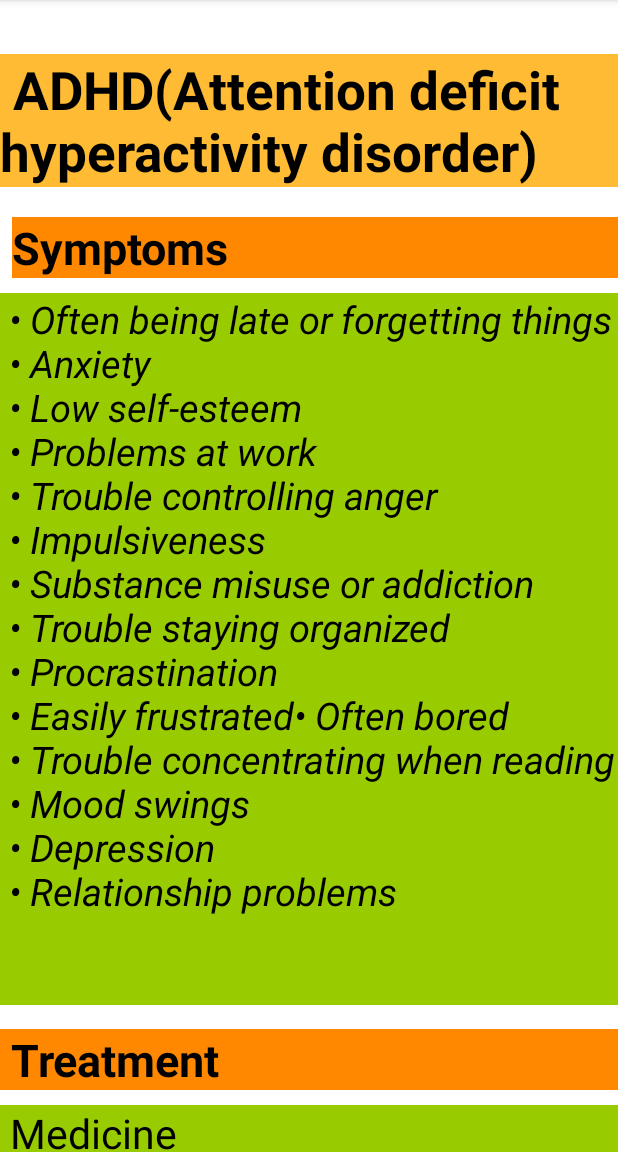
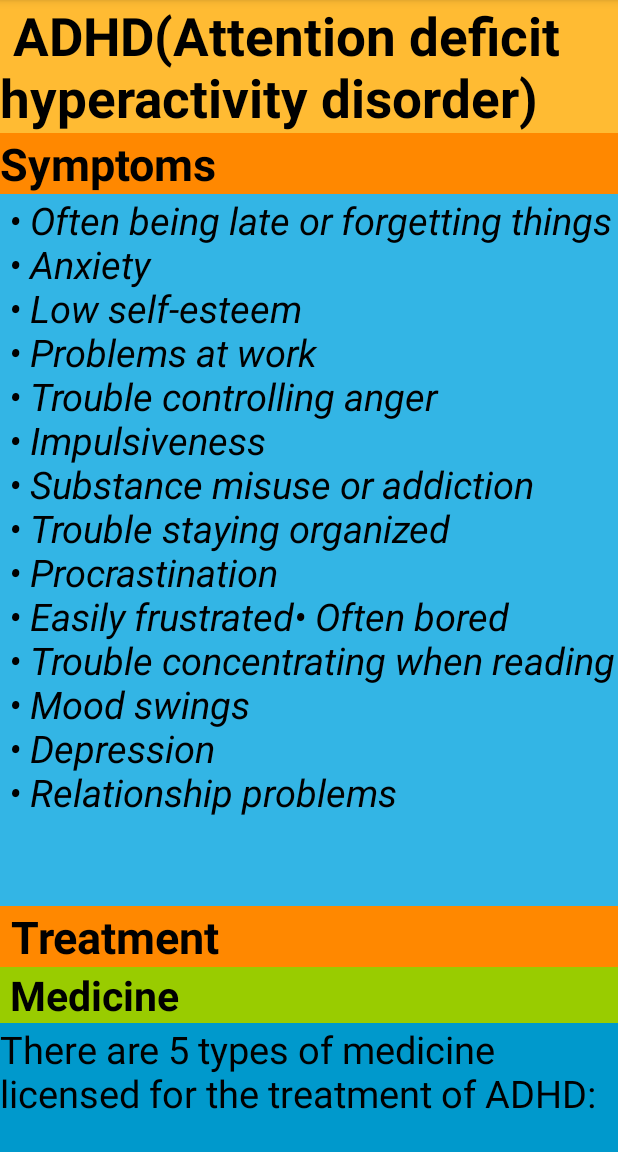
Before and after one commit to yadav499/RTFH, an Android app: the eighteenth_activity screen opened directly, with no data from a screen before it, on a phone screen of 412 x 824 dp, the part 84-1236 px from its top. Run offline under Robolectric (Android 15) with nearby library versions, the phone set to English and light mode, and no system bars.

Commit message:
Hemant kumar yadav

```diff
--- a/app/src/main/AndroidManifest.xml
+++ b/app/src/main/AndroidManifest.xml
@@ -25,9 +25,6 @@
             android:exported="true" />
         <activity
             android:name=".twenty_activity"
-            android:exported="true" />
-        <activity
-            android:name=".twenteeth_activity"
             android:exported="true" />
         <activity
             android:name=".ninteenth_activity"
--- a/app/src/main/res/layout/activity_eighteenth.xml
+++ b/app/src/main/res/layout/activity_eighteenth.xml
@@ -10,18 +10,21 @@
         android:id="@+id/nested_scrollview"
         android:layout_width="match_parent"
         android:layout_height="match_parent"
-        android:fillViewport="true">
+        android:background="@android:color/holo_blue_bright"
+        android:fillViewport="true"
+        tools:layout_editor_absoluteX="16dp"
+        tools:layout_editor_absoluteY="46dp">
 
         <androidx.constraintlayout.widget.ConstraintLayout
             android:layout_width="match_parent"
             android:layout_height="match_parent"
-            android:background="@android:color/white">
+            android:background="@android:color/holo_blue_bright">
 
             <TextView
                 android:id="@+id/tv"
                 android:layout_width="match_parent"
                 android:layout_height="wrap_content"
-                android:layout_marginTop="36dp"
+
                 android:background="@android:color/holo_orange_light"
                 android:text=" ADHD(Attention deficit hyperactivity disorder)"
                 android:textColor="@color/black"
@@ -34,8 +37,8 @@
                 android:id="@+id/tv1"
                 android:layout_width="match_parent"
                 android:layout_height="wrap_content"
-                android:layout_marginLeft="8dp"
-                android:layout_marginTop="20dp"
+
+
                 android:background="@android:color/holo_orange_dark"
                 android:text="Symptoms"
                 android:textColor="@color/black"
@@ -48,8 +51,8 @@
                 android:id="@+id/tv2"
                 android:layout_width="match_parent"
                 android:layout_height="wrap_content"
-                android:layout_marginTop="10dp"
-                android:background="@android:color/holo_green_light"
+
+                android:background="@android:color/holo_blue_light"
                 android:text=" • Often being late or forgetting things\n
 • Anxiety\n
 • Low self-esteem\n
@@ -74,7 +77,7 @@
                 android:id="@+id/tv3"
                 android:layout_width="match_parent"
                 android:layout_height="wrap_content"
-                android:layout_marginTop="16dp"
+
                 android:background="@android:color/holo_orange_dark"
                 android:text=" Treatment"
                 android:textColor="@color/black"
@@ -87,12 +90,12 @@
                 android:id="@+id/tv4"
                 android:layout_width="match_parent"
                 android:layout_height="wrap_content"
-                android:layout_marginTop="10dp"
+
                 android:background="@android:color/holo_green_light"
                 android:text=" Medicine"
                 android:textColor="@color/black"
                 android:textSize="27sp"
-                android:textStyle="normal"
+                android:textStyle="bold"
                 app:layout_constraintLeft_toLeftOf="parent"
                 app:layout_constraintTop_toBottomOf="@id/tv3" />
 
@@ -100,7 +103,7 @@
                 android:id="@+id/tv5"
                 android:layout_width="wrap_content"
                 android:layout_height="wrap_content"
-                android:background="@android:color/holo_blue_bright"
+                android:background="@android:color/holo_blue_dark"
                 android:text="There are 5 types of medicine licensed for the treatment of ADHD:\n\n
 • methylphenidate\n
 • lisdexamfetamine\n
@@ -122,13 +125,15 @@ It's important to let the GP know about any side effects and talk to them if you
 to stop or change treatment.\n\n"
                 android:textColor="@color/black"
                 android:textSize="25sp"
-                android:textStyle="italic"
+                android:textStyle="normal"
                 app:layout_constraintLeft_toLeftOf="parent"
                 app:layout_constraintTop_toBottomOf="@id/tv4" />
+
             <TextView
                 android:id="@+id/tv6"
                 android:layout_width="match_parent"
                 android:layout_height="wrap_content"
+                android:background="@color/teal_200"
                 android:text="Your specialist will discuss how long you should take your treatment but, in many cases,
 treatment is continued for as long as it is helping.\n\n
 Methylphenidate\n\n
@@ -140,19 +145,18 @@ ADHD.\n\n
 The medicine can be taken as either immediate-release tablets (small doses taken 2 to 3 times
 a day) or as modified-release tablets (taken once a day in the morning, with the dose released
 throughout the day).\n\n"
+
                 android:textColor="@color/black"
+                android:textSize="27dp"
+                android:textStyle="normal"
+                app:layout_constraintLeft_toLeftOf="parent"
+                app:layout_constraintTop_toBottomOf="@id/tv5" />
 
-                android:textSize="27dp"
-                android:textStyle="italic"
-                app:layout_constraintLeft_toLeftOf="parent"
-                app:layout_constraintTop_toBottomOf="@id/tv5"/>
             <TextView
                 android:id="@+id/tv7"
                 android:layout_width="wrap_content"
                 android:layout_height="wrap_content"
-                android:textSize="25sp"
-                android:textStyle="italic"
-                android:textColor="@color/black"
+                android:background="@android:color/holo_blue_bright"
                 android:text="Common side effects of methylphenidate include:\n\n
 • a small increase in blood pressure and heart rate\n
 • loss of appetite, which can lead to weight loss or poor weight gain\n
@@ -167,12 +171,17 @@ It may be offered to teenagers and children over the age of 5 with ADHD if at le
 of treatment with methylphenidate has not helped. Adults may be offered lisdexamfetamine
 as the first-choice medicine instead of methylphenidate.\n\n
 Lisdexamfetamine comes in capsule form, taken once a day.\n\n"
-                app:layout_constraintTop_toBottomOf="@id/tv6"
-                app:layout_constraintLeft_toLeftOf="parent"/>
+                android:textColor="@color/black"
+                android:textSize="25sp"
+                android:textStyle="normal"
+                app:layout_constraintLeft_toLeftOf="parent"
+                app:layout_constraintTop_toBottomOf="@id/tv6" />
+
             <TextView
                 android:id="@+id/tv8"
                 android:layout_width="match_parent"
                 android:layout_height="wrap_content"
+                android:background="@android:color/holo_blue_bright"
                 android:text="Common side effects of lisdexamfetamine include:\n\n
 • decreased appetite, which can lead to weight loss or poor weight gain\n
 • aggression\n
@@ -227,21 +236,20 @@ Common side effects include:\n\n
 • headache\n
 • abdominal pain\n
 • dry mouth\n\n"
-                app:layout_constraintTop_toBottomOf="@id/tv7"
+                android:textColor="@color/black"
+                android:textSize="25sp"
                 app:layout_constraintLeft_toLeftOf="parent"
-                android:textSize="25sp"
-                android:textColor="@color/black"/>
+                app:layout_constraintTop_toBottomOf="@id/tv7" />
 
             <Button
                 android:id="@+id/btn"
                 android:layout_width="wrap_content"
                 android:layout_height="wrap_content"
+                android:layout_marginTop="26dp"
                 android:text="Next"
-                app:layout_constraintTop_toBottomOf="@id/tv8"
                 app:layout_constraintLeft_toLeftOf="parent"
                 app:layout_constraintRight_toRightOf="parent"
-                android:layout_marginTop="26dp"
-                />
+                app:layout_constraintTop_toBottomOf="@id/tv8" />
         </androidx.constraintlayout.widget.ConstraintLayout>
 
     </androidx.core.widget.NestedScrollView>
--- a/app/src/main/res/layout/activity_nine.xml
+++ b/app/src/main/res/layout/activity_nine.xml
@@ -22,7 +22,7 @@
         android:layout_width="322dp"
         android:layout_height="59dp"
         android:layout_marginTop="10dp"
-        android:text="Vaccintion"
+        android:text="Vaccination"
         app:layout_constraintLeft_toLeftOf="parent"
         app:layout_constraintRight_toRightOf="parent"
         app:layout_constraintTop_toBottomOf="@+id/imageView" />
--- a/app/src/main/res/layout/activity_seven.xml
+++ b/app/src/main/res/layout/activity_seven.xml
@@ -39,7 +39,7 @@
         android:layout_marginTop="20dp"
         android:fontFamily="@font/grapickrgular"
         android:lineSpacingExtra="8dp"
-        android:text="If you feel sick with any of covid-19 symptoms\nplease call or SMS us immediately for help."
+        android:text="If you feel sick with any of covid-19 symptoms\nplease call  us immediately for help."
         android:textColor="#FFFFFF"
         app:layout_constraintStart_toStartOf="parent"
         app:layout_constraintTop_toBottomOf="@+id/txt2" />
```
Also changed, not shown: app/src/main/java/com/example/hem/MainActivity.java (+24 -9 lines), app/src/main/java/com/example/hem/twenteeth_activity.java (deleted, +0 -14 lines), app/src/main/res/layout/activity_fifteen.xml (+5 -6 lines), app/src/main/res/layout/activity_fourteen.xml (+3 -6 lines), app/src/main/res/layout/activity_ninteenth.xml (+30 -25 lines), app/src/main/res/layout/activity_seventeenth.xml (+26 -24 lines), app/src/main/res/layout/activity_thirteen.xml (+11 -11 lines), app/src/main/res/layout/activity_twenteeth.xml (deleted, +0 -9 lines), app/src/main/res/layout/activity_twentyfour.xml (+4 -3 lines).
